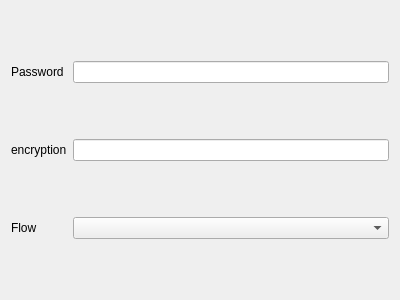
The window that ui/edit/edit_trojan_vless.ui (master88wi/NekoXray) describes before a commit, drawn with Qt 5.
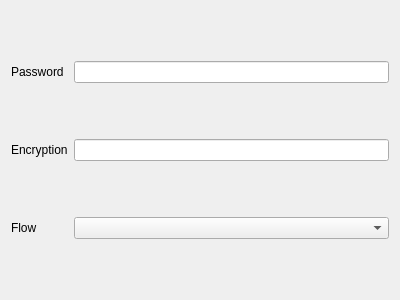
The same window after the commit. Custom widgets are drawn as their Qt base class.

Commit message:
style: format WireGuard and VLESS' UI
style: format code

What changed in the file:
```diff
--- a/ui/edit/edit_trojan_vless.ui
+++ b/ui/edit/edit_trojan_vless.ui
@@ -49,7 +49,7 @@
    <item row="1" column="0">
     <widget class="QLabel" name="encryption_l">
      <property name="text">
-      <string>encryption</string>
+      <string>Encryption</string>
      </property>
     </widget>
    </item>
```
The commit also changes 4 other files.
